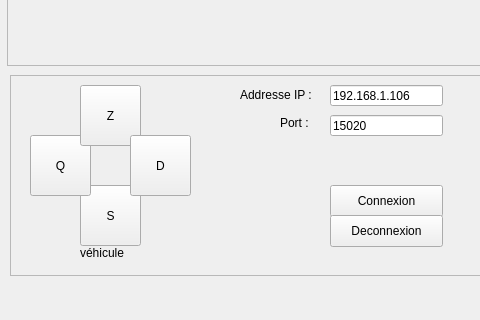
armen953/WifiBot, file mainwindow.ui: the form before one commit; both pictures show x 0 to 480 and y 442 to 762 of the 835 by 762 pixel window.
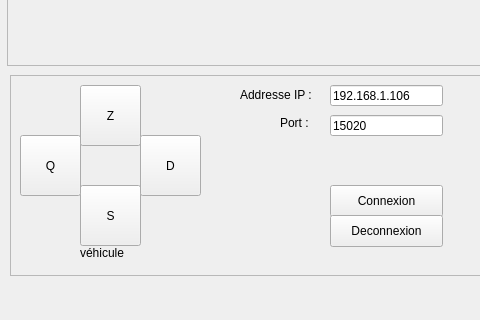
The form after the commit.

The edit to the form file:
```diff
--- a/mainwindow.ui
+++ b/mainwindow.ui
@@ -45,7 +45,7 @@
     <widget class="QPushButton" name="q">
      <property name="geometry">
       <rect>
-       <x>20</x>
+       <x>10</x>
        <y>60</y>
        <width>61</width>
        <height>61</height>
@@ -71,7 +71,7 @@
     <widget class="QPushButton" name="d">
      <property name="geometry">
       <rect>
-       <x>120</x>
+       <x>130</x>
        <y>60</y>
        <width>61</width>
        <height>61</height>
```
